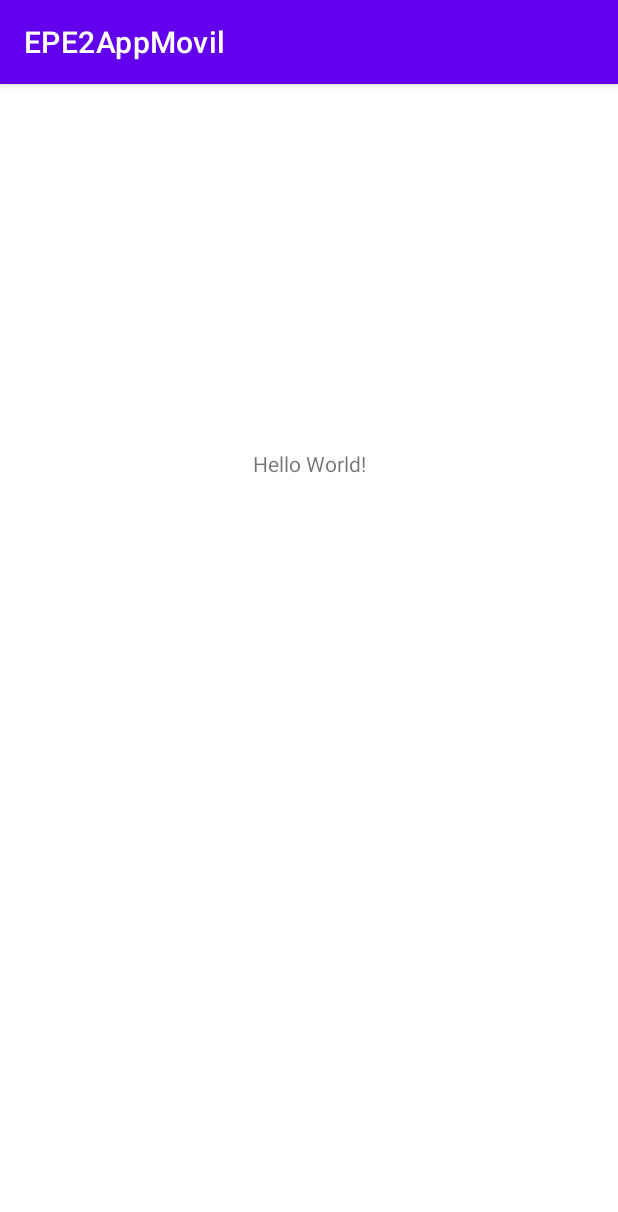
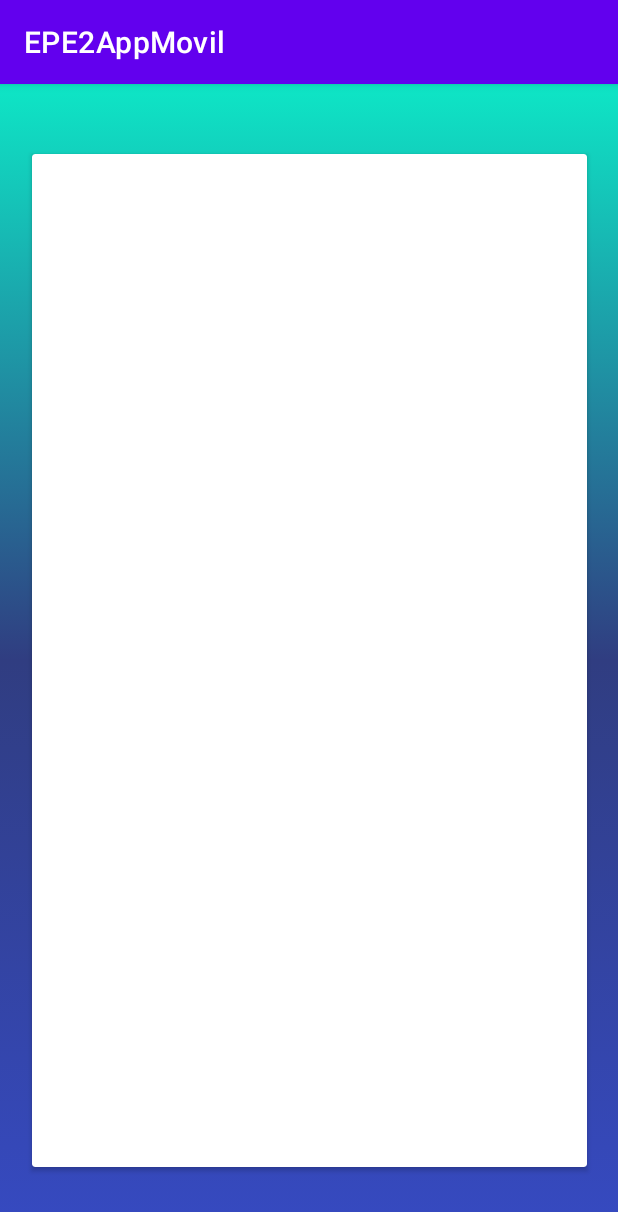
Before and after one commit to NekoHEN/EPE2APPMOVIL, an Android app: the screen it shows after launch (MainActivity), on a phone screen of 412 x 824 dp. Shown: the top 1212 px of the screen. Run offline under Robolectric (Android 15) with nearby library versions, the phone set to English and light mode, and no system bars.

Commit message:
se colocaron cardView y @drawable para el fondo

```diff
--- a/app/src/main/res/layout/activity_main.xml
+++ b/app/src/main/res/layout/activity_main.xml
@@ -4,16 +4,21 @@
     xmlns:tools="http://schemas.android.com/tools"
     android:layout_width="match_parent"
     android:layout_height="match_parent"
+    android:background="@drawable/gradient_background"
     tools:context=".MainActivity">
 
-    <TextView
-        android:layout_width="wrap_content"
-        android:layout_height="wrap_content"
-        android:text="Hello World!"
+    <androidx.cardview.widget.CardView
+        android:layout_width="370dp"
+        android:layout_height="675dp"
         app:layout_constraintBottom_toBottomOf="parent"
         app:layout_constraintEnd_toEndOf="parent"
         app:layout_constraintStart_toStartOf="parent"
-        app:layout_constraintTop_toTopOf="parent"
-        app:layout_constraintVertical_bias="0.325" />
+        app:layout_constraintTop_toTopOf="parent" >
 
+        <androidx.constraintlayout.widget.ConstraintLayout
+            android:layout_width="match_parent"
+            android:layout_height="match_parent">
+
+        </androidx.constraintlayout.widget.ConstraintLayout>
+    </androidx.cardview.widget.CardView>
 </androidx.constraintlayout.widget.ConstraintLayout>
```
Also changed, not shown: app/src/main/res/layout/activity_gestor_reserva.xml (+15 -0 lines), app/src/main/res/layout/activity_home.xml (+15 -0 lines), app/src/main/res/layout/activity_info.xml (+15 -0 lines), app/src/main/res/layout/activity_valoracion.xml (+15 -0 lines).
